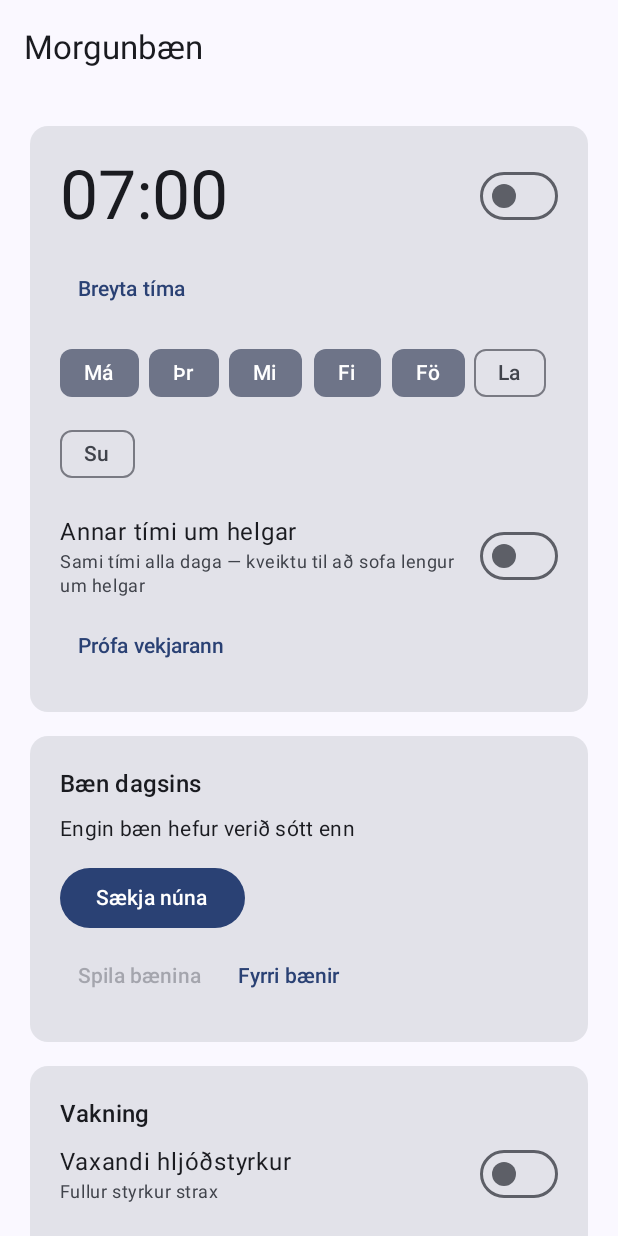
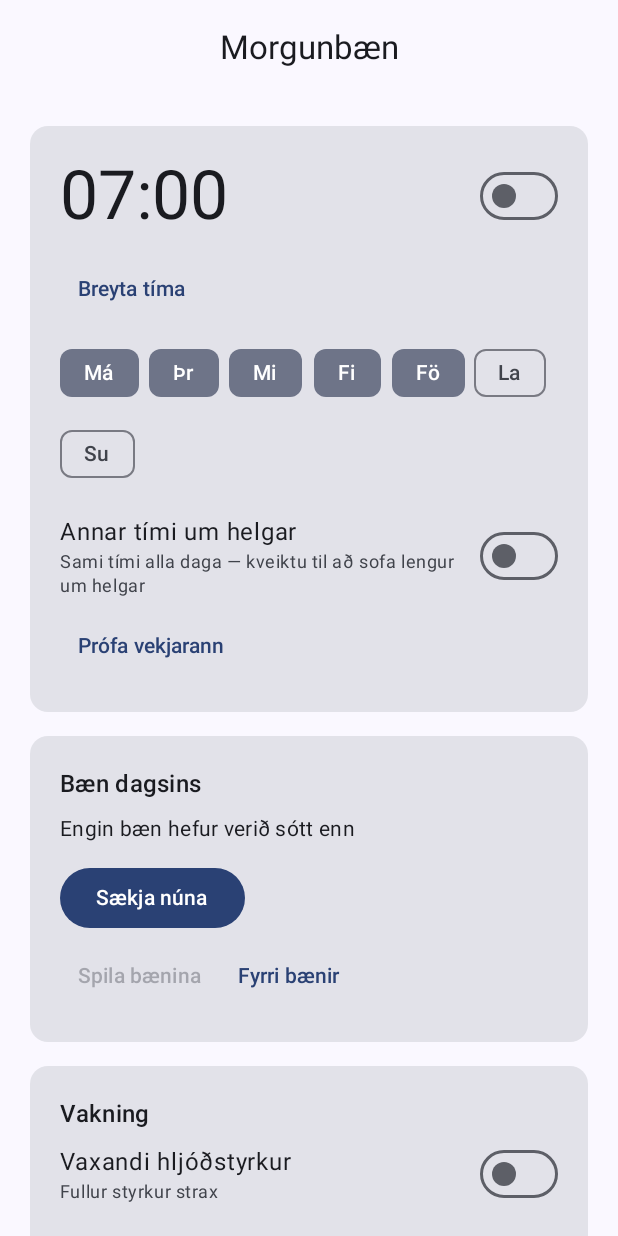
Before and after one commit to Addi-eh/morgunbaen-android, an Android app built with Jetpack Compose: the screen it shows after launch (MainActivity), on a phone screen of 412 x 824 dp. Run offline under Robolectric (Android 15) with nearby library versions, the phone set to English and light mode, and no system bars; 1 statement that could not run was skipped.

Commit message:
feat: miðjaður titill, smellanleg klukka, lýsandi fréttatexti
Þrennt úr notkun, allt í viðmótslaginu:

- Titillinn í miðju á báðum skjám (CenterAlignedTopAppBar). Til-baka-örin
  á „Fyrri bænir" situr áfram vinstra megin og titillinn miðjast á milli
  hennar og brúnarinnar.
- Klukkan opnar tímavalið þegar ýtt er á hana. Sami onPickTime og
  „Breyta tíma"-hnappurinn kallar, svo engin ný rökfræði — bara annar
  snertiflötur á sama atburð. Hnappurinn stendur áfram: smellanleg klukka
  er flýtileið fyrir þá sem giska á hana, ekki staðgengill fyrir sýnilegu
  leiðina. onClickLabel gefur TalkBack „Breyta tíma" í stað ómerkts smells.
- Textinn undir „Fréttir" lýsir núna eiginleikanum í stað sóknarstöðu:
  „Fréttayfirlit RÚV á eftir bæninni". Notaður er news_desc, sem var
  dauður strengur og ber nafn sem merkir nákvæmlega þetta; news_not_yet
  („Fréttir dagsins koma kl. 07:00") fellur út. Greinin sjálf helst — hún
  ver enn gegn því að „Náði ekki í fréttatíma dagsins" birtist á þeim tíma
  sólarhringsins þegar fréttatíminn er einfaldlega ekki kominn út.
  Viðvörunin um vekjara fyrir kl. 07:00 situr á undan henni og breytist ekki.

17 próf græn og assembleDebug byggir.

Co-Authored-By: Claude Opus 5 <noreply@anthropic.com>
Claude-Session: https://claude.ai/code/session_01BmaDDmZ1Z3kqv3kPCFqUmp

```diff
--- a/app/src/main/java/com/morgunbaen/app/HistoryActivity.kt
+++ b/app/src/main/java/com/morgunbaen/app/HistoryActivity.kt
@@ -155,7 +155,7 @@ private fun HistoryScreen(player: ExoPlayer?, onBack: () -> Unit) {
 
     Scaffold(
         topBar = {
-            TopAppBar(
+            CenterAlignedTopAppBar(
                 title = { Text(stringResource(R.string.history_title)) },
                 navigationIcon = {
                     IconButton(onClick = onBack) {
--- a/app/src/main/java/com/morgunbaen/app/MainActivity.kt
+++ b/app/src/main/java/com/morgunbaen/app/MainActivity.kt
@@ -18,10 +18,10 @@ import androidx.compose.foundation.layout.height
 import androidx.compose.foundation.layout.padding
 import androidx.compose.foundation.rememberScrollState
 import androidx.compose.foundation.verticalScroll
+import androidx.compose.material3.CenterAlignedTopAppBar
 import androidx.compose.material3.ExperimentalMaterial3Api
 import androidx.compose.material3.Scaffold
 import androidx.compose.material3.Text
-import androidx.compose.material3.TopAppBar
 import androidx.compose.runtime.Composable
 import androidx.compose.runtime.DisposableEffect
 import androidx.compose.runtime.LaunchedEffect
@@ -232,7 +232,7 @@ private fun MainScreen() {
 
     Scaffold(
         topBar = {
-            TopAppBar(title = { Text(stringResource(R.string.app_name)) })
+            CenterAlignedTopAppBar(title = { Text(stringResource(R.string.app_name)) })
         }
     ) { padding ->
         Column(
@@ -562,9 +562,12 @@ private fun newsDescription(
         stringResource(R.string.news_alarm_too_early)
 
     // 2) KLUKKAN er undir 07:00 akkurat nu og frettatimi dagsins er tvi
-    //    ekki kominn ut enn. Skammvinnt astand sem leysist af sjalfu ser.
+    //    ekki kominn ut enn. Tad er edlilegt astand, ekki bilun, svo her
+    //    lysum vid tvi sem rofinn GERIR i stad tess ad kvarta undan tvi
+    //    sem vantar - "Nadi ekki i frettatima dagsins" a ekki heima a
+    //    teim tima solarhringsins tegar hann er einfaldlega ekki kominn.
     currentHour() < RuvClient.FRETTIR_HOUR && !Dates.isToday(newsFirstrun) ->
-        stringResource(R.string.news_not_yet)
+        stringResource(R.string.news_desc)
 
     Dates.isToday(newsFirstrun) -> stringResource(
         R.string.news_ready,
--- a/app/src/main/java/com/morgunbaen/app/ui/AlarmCard.kt
+++ b/app/src/main/java/com/morgunbaen/app/ui/AlarmCard.kt
@@ -1,5 +1,6 @@
 package com.morgunbaen.app.ui
 
+import androidx.compose.foundation.clickable
 import androidx.compose.foundation.layout.Arrangement
 import androidx.compose.foundation.layout.Column
 import androidx.compose.foundation.layout.Row
@@ -22,6 +23,7 @@ import androidx.compose.material3.TextButton
 import androidx.compose.runtime.Composable
 import androidx.compose.ui.Alignment
 import androidx.compose.ui.Modifier
+import androidx.compose.ui.draw.clip
 import androidx.compose.ui.res.stringResource
 import androidx.compose.ui.unit.dp
 import com.morgunbaen.app.R
@@ -62,9 +64,19 @@ internal fun AlarmCard(
                 horizontalArrangement = Arrangement.SpaceBetween,
                 verticalAlignment = Alignment.CenterVertically
             ) {
+                // Ad yta a klukkuna sjalfa er fyrsta hreyfing margra. Hun
+                // opnar sama tolvalsglugga og "Breyta tima"-hnappurinn, sem
+                // stendur afram - flytileid fyrir ta sem giska a hana, ekki
+                // stadgengill fyrir synilegu leidina.
                 Text(
                     text = String.format(Locale.getDefault(), "%02d:%02d", hour, minute),
-                    style = MaterialTheme.typography.displayMedium
+                    style = MaterialTheme.typography.displayMedium,
+                    modifier = Modifier
+                        .clip(RoundedCornerShape(12.dp))
+                        .clickable(
+                            onClickLabel = stringResource(R.string.change_time),
+                            onClick = onPickTime
+                        )
                 )
                 Switch(checked = enabled, onCheckedChange = onEnabledChange)
             }
--- a/app/src/main/res/values/strings.xml
+++ b/app/src/main/res/values/strings.xml
@@ -37,9 +37,8 @@
     <string name="vibrate_desc_fade">Byrjar þegar fullum styrk er náð</string>
     <string name="vibrate_desc">Titrar meðan vekjarinn hringir</string>
     <string name="news_label">Fréttir</string>
-    <string name="news_desc">Fréttir kl. 07:00 spilast strax á eftir bæninni</string>
+    <string name="news_desc">Fréttayfirlit RÚV á eftir bæninni</string>
     <string name="news_alarm_too_early">Vekjarinn hringir fyrir kl. 07:00 — fréttirnar eru ekki komnar þá og bænin spilast ein</string>
-    <string name="news_not_yet">Fréttir dagsins koma kl. 07:00</string>
     <string name="news_desc_off">Aðeins bænin spilast</string>
     <string name="news_ready">Fréttatími dagsins tilbúinn: %1$s</string>
     <string name="news_fetching">Sæki fréttatíma dagsins…</string>
```
Also changed, not shown: 1 other file.
